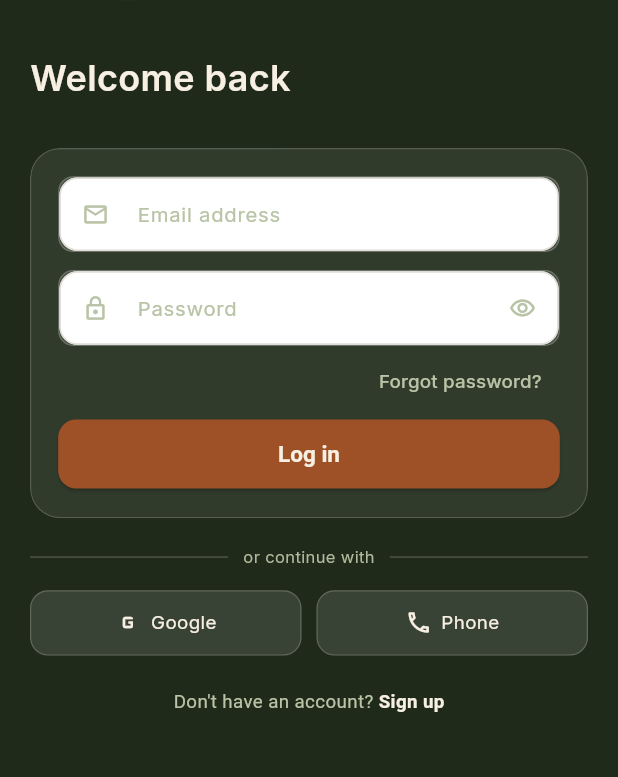
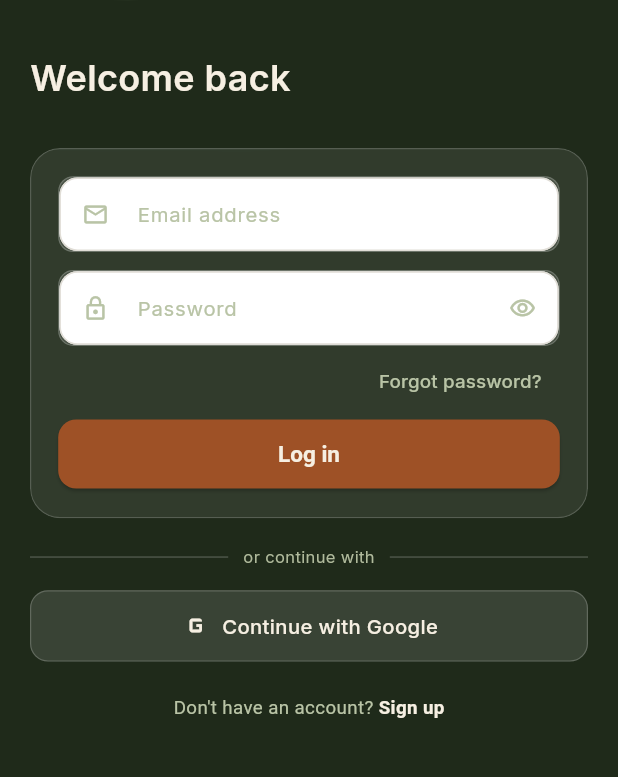
Before and after one commit to TTshimo/Agri-Vet, a Flutter app: the screen it shows after launch, on a phone screen of 412 x 824 dp, the part 134-911 px from its top. Run offline on Flutter 3.47's test engine with Material 3 defaults, Android fonts, the phone set to English and light mode, and no system bars; our stand-ins replace cloud_firestore, firebase_auth, firebase_core, firebase_messaging, flutter_local_notifications, google_fonts and 4 more; missing offline and left inert: tflite_flutter; accounts and stored records are empty.

Commit message:
Sign in with Google; remove the unused Phone button
- 'Continue with Google' on the login screen via Firebase Auth
  (google_sign_in on mobile, popup on web). First-time Google users get the
  same profile fields as the registration form.
- The Phone button did nothing; removed.
- After logging in or registering, open the full app (bottom navigation,
  notifications) instead of a bare Home screen.
- Logging out also signs out of Google; deleting a Google account
  re-confirms with Google instead of asking for a password.
- README: Firebase console steps (enable Google, SHA fingerprints, new
  google-services.json).

Co-Authored-By: Claude Opus 5.5 <noreply@anthropic.com>
Claude-Session: https://claude.ai/code/session_01CbGktLij5WZQzq5tJ6sHwB

```diff
--- a/lib/screens/login_screen.dart
+++ b/lib/screens/login_screen.dart
@@ -1,7 +1,8 @@
 import 'dart:ui';
 import 'package:flutter/material.dart';
 import 'package:firebase_auth/firebase_auth.dart';
-import 'home_screen.dart';
+import 'shell_screen.dart';
+import '../services/google_auth.dart';
 import 'register_screen.dart';
 import 'forgot_password_screen.dart';
 import '../theme/palette.dart';
@@ -126,7 +127,32 @@ class _LoginScreenState extends State<LoginScreen> {
   final _passCtrl = TextEditingController();
   bool _obscure = true;
   bool _loading = false;
+  bool _googleLoading = false;
   String? _error;
+
+  Future<void> _signInWithGoogle() async {
+    setState(() {
+      _googleLoading = true;
+      _error = null;
+    });
+    try {
+      final user = await GoogleAuth.signIn();
+      if (user == null || !mounted) return; // picker closed
+      Navigator.of(context).pushAndRemoveUntil(
+        MaterialPageRoute(builder: (_) => const ShellScreen()),
+        (route) => false,
+      );
+    } on FirebaseAuthException catch (e) {
+      setState(() => _error = e.code == 'account-exists-with-different-credential'
+          ? 'This email already has an AgroLens password. Log in with your password.'
+          : 'Google sign-in failed. Try again.');
+    } catch (e) {
+      debugPrint('Google sign-in failed: $e');
+      setState(() => _error = 'Google sign-in failed. Try again.');
+    } finally {
+      if (mounted) setState(() => _googleLoading = false);
+    }
+  }
 
   @override
   void dispose() {
@@ -153,7 +179,8 @@ class _LoginScreenState extends State<LoginScreen> {
       );
       if (!mounted) return;
       Navigator.of(context).pushAndRemoveUntil(
-        MaterialPageRoute(builder: (_) => const HomeScreen()),
+        // The full app (bottom navigation, notifications), same as on launch.
+        MaterialPageRoute(builder: (_) => const ShellScreen()),
         (route) => false,
       );
     } on FirebaseAuthException catch (e) {
@@ -315,12 +342,11 @@ class _LoginScreenState extends State<LoginScreen> {
                     ],
                   ),
                   const SizedBox(height: 14),
-                  Row(
-                    children: [
-                      Expanded(child: _SocialButton(icon: Icons.g_mobiledata, label: 'Google', onTap: () {})),
-                      const SizedBox(width: 10),
-                      Expanded(child: _SocialButton(icon: Icons.phone_outlined, label: 'Phone', onTap: () {})),
-                    ],
+                  _SocialButton(
+                    icon: Icons.g_mobiledata,
+                    label: 'Continue with Google',
+                    loading: _googleLoading,
+                    onTap: _loading || _googleLoading ? null : _signInWithGoogle,
                   ),
                   const SizedBox(height: 22),
                   Center(
@@ -353,11 +379,17 @@ class _LoginScreenState extends State<LoginScreen> {
 }
 
 class _SocialButton extends StatelessWidget {
-  const _SocialButton({required this.icon, required this.label, required this.onTap});
+  const _SocialButton({
+    required this.icon,
+    required this.label,
+    required this.onTap,
+    this.loading = false,
+  });
 
   final IconData icon;
   final String label;
-  final VoidCallback onTap;
+  final VoidCallback? onTap;
+  final bool loading;
 
   @override
   Widget build(BuildContext context) {
@@ -374,9 +406,18 @@ class _SocialButton extends StatelessWidget {
         child: Row(
           mainAxisAlignment: MainAxisAlignment.center,
           children: [
-            Icon(icon, size: 18, color: Fg.almond),
+            if (loading)
+              SizedBox(
+                width: 16,
+                height: 16,
+                child: CircularProgressIndicator(strokeWidth: 2, color: Fg.almond),
+              )
+            else
+              Icon(icon, size: 22, color: Fg.almond),
             const SizedBox(width: 6),
-            Text(label, style: TextStyle(color: Fg.almond, fontSize: 12.5)),
+            Text(label,
+                style: TextStyle(
+                    color: Fg.almond, fontSize: 13.5, fontWeight: FontWeight.w500)),
           ],
         ),
       ),
--- a/lib/screens/profile_screen.dart
+++ b/lib/screens/profile_screen.dart
@@ -3,6 +3,7 @@ import 'package:firebase_auth/firebase_auth.dart';
 import 'package:cloud_firestore/cloud_firestore.dart';
 
 import 'login_screen.dart';
+import '../services/google_auth.dart';
 import '../services/notification_service.dart';
 import 'profile_social_menu.dart';
 import '../theme/palette.dart';
@@ -39,6 +40,7 @@ class _ProfileScreenState extends State<ProfileScreen> {
 
   Future<void> _logout() async {
     await NotificationService.instance.stop();
+    await GoogleAuth.signOut();
     await FirebaseAuth.instance.signOut();
     if (!mounted) return;
     Navigator.of(context).pushAndRemoveUntil(
--- a/lib/screens/register_screen.dart
+++ b/lib/screens/register_screen.dart
@@ -3,7 +3,7 @@ import 'package:flutter/material.dart';
 import 'package:firebase_auth/firebase_auth.dart';
 import 'package:cloud_firestore/cloud_firestore.dart';
 
-import 'home_screen.dart';
+import 'shell_screen.dart';
 import '../theme/palette.dart';
 
 class _FieldWavesPainter extends CustomPainter {
@@ -323,7 +323,7 @@ class _RegisterScreenState extends State<RegisterScreen> {
       }
       if (!mounted) return;
       Navigator.of(context).pushAndRemoveUntil(
-        MaterialPageRoute(builder: (_) => const HomeScreen()),
+        MaterialPageRoute(builder: (_) => const ShellScreen()),
         (route) => false,
       );
     } on FirebaseAuthException catch (e) {
--- a/pubspec.yaml
+++ b/pubspec.yaml
@@ -23,6 +23,7 @@ dependencies:
   cloud_firestore: ^4.15.9
   firebase_storage: ^11.6.10
   firebase_messaging: ^14.9.4
+  google_sign_in: ^6.1.0
 
   # Notifications shown while the app is open (Android)
   flutter_local_notifications: ^18.0.1
```
Also changed, not shown: lib/screens/settings_screen.dart (+11 -1 lines), lib/services/google_auth.dart (added, +92 -0 lines), 1 other file.
